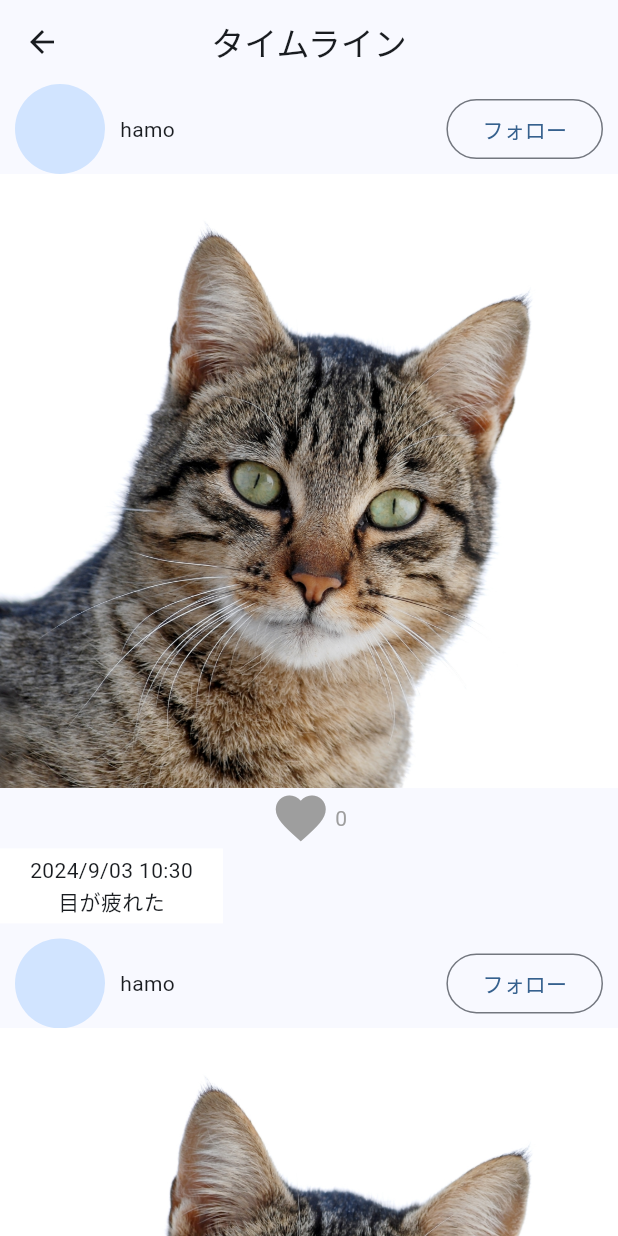
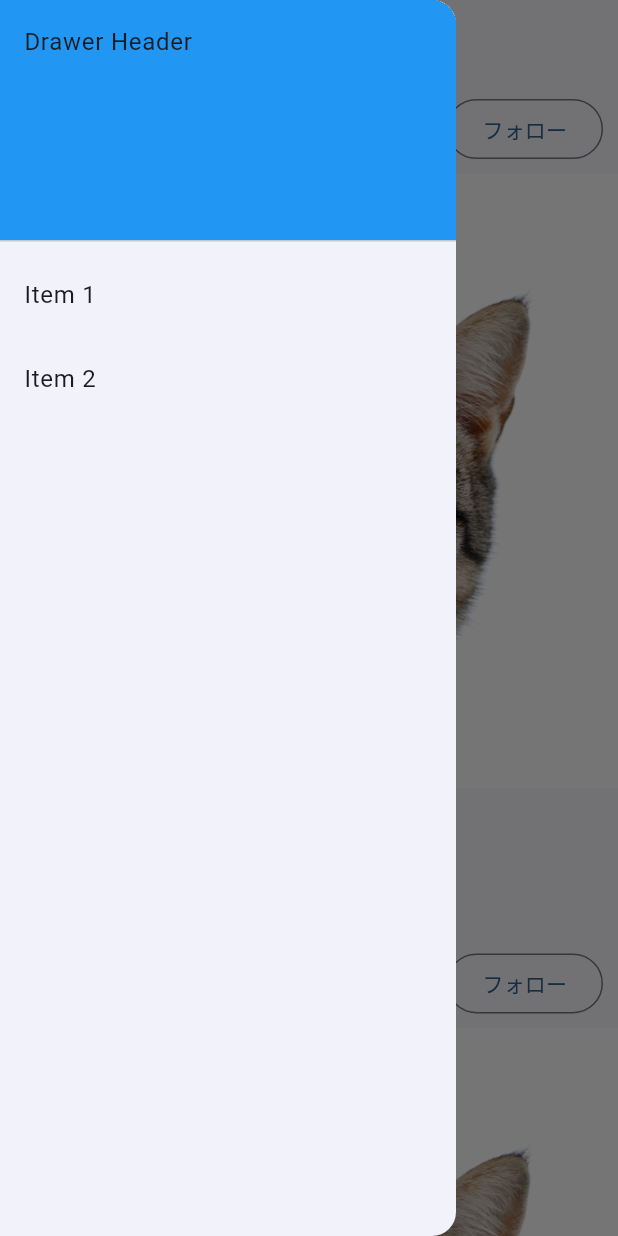
Before and after one commit to Hamo203/secure_sns, a Flutter app: the Timeline screen opened directly, with the side drawer open (before the commit the screen has no drawer), on a phone screen of 412 x 824 dp. Run offline on Flutter 3.47's test engine with Material 3 defaults, Android fonts, the phone set to English and light mode, and no system bars; drawn by our look-alikes of like_button; our stand-ins replace cloud_firestore, curved_labeled_navigation_bar, file_picker, firebase_auth, firebase_core, firebase_storage and 5 more; accounts and stored records are empty.

Commit message:
タイムラインに設定用のdrawerを付けた

```diff
--- a/lib/view/timeline/timeline.dart
+++ b/lib/view/timeline/timeline.dart
@@ -48,6 +48,32 @@ class _TimelineState extends State<Timeline> {
       appBar: AppBar(
         title: Text("タイムライン"),
         centerTitle: true,
+      ),
+      drawer: Drawer(
+        child: ListView(
+          children: <Widget>[
+            DrawerHeader(
+              child: Text('Drawer Header'),
+              decoration: BoxDecoration(
+                color: Colors.blue,
+              ),
+            ),
+            ListTile(
+              title: Text('Item 1'),
+              onTap: () {
+                // Do something
+                Navigator.pop(context);
+              },
+            ),
+            ListTile(
+              title: Text('Item 2'),
+              onTap: () {
+                // Do something
+                Navigator.pop(context);
+              },
+            ),
+          ],
+        ),
       ),
       body: Center(
         child: ListView.builder(
```
